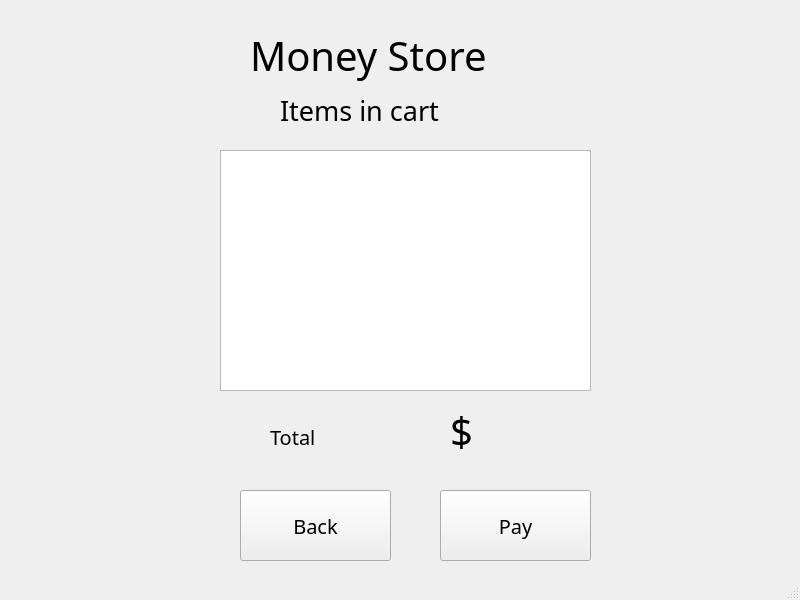
Old version of the form mainwindow.ui in the repository benedictowusu/bookstore.
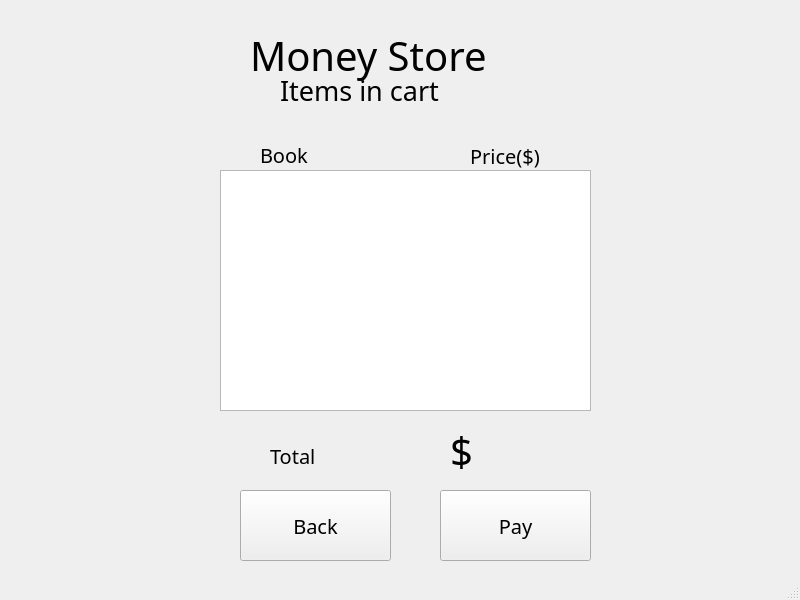
New version of the form. The open tabs and pages were chosen to show the change.

Commit message: Done with a simple store app

What changed in the file:
```diff
--- a/mainwindow.ui
+++ b/mainwindow.ui
@@ -323,7 +323,7 @@
       <property name="geometry">
        <rect>
         <x>270</x>
-        <y>70</y>
+        <y>50</y>
         <width>251</width>
         <height>61</height>
        </rect>
@@ -342,7 +342,7 @@
       <property name="geometry">
        <rect>
         <x>260</x>
-        <y>401</y>
+        <y>420</y>
         <width>81</width>
         <height>51</height>
        </rect>
@@ -361,7 +361,7 @@
       <property name="geometry">
        <rect>
         <x>470</x>
-        <y>400</y>
+        <y>420</y>
         <width>111</width>
         <height>51</height>
        </rect>
@@ -421,7 +421,7 @@
       <property name="geometry">
        <rect>
         <x>210</x>
-        <y>140</y>
+        <y>160</y>
         <width>371</width>
         <height>241</height>
        </rect>
@@ -437,7 +437,7 @@
       <property name="geometry">
        <rect>
         <x>440</x>
-        <y>390</y>
+        <y>410</y>
         <width>31</width>
         <height>61</height>
        </rect>
@@ -452,6 +452,44 @@
        <string>$</string>
       </property>
      </widget>
+     <widget class="QLabel" name="label_13">
+      <property name="geometry">
+       <rect>
+        <x>250</x>
+        <y>129</y>
+        <width>81</width>
+        <height>31</height>
+       </rect>
+      </property>
+      <property name="font">
+       <font>
+        <family>Arial Black</family>
+        <pointsize>15</pointsize>
+       </font>
+      </property>
+      <property name="text">
+       <string>Book</string>
+      </property>
+     </widget>
+     <widget class="QLabel" name="label_14">
+      <property name="geometry">
+       <rect>
+        <x>460</x>
+        <y>130</y>
+        <width>121</width>
+        <height>31</height>
+       </rect>
+      </property>
+      <property name="font">
+       <font>
+        <family>Arial Black</family>
+        <pointsize>15</pointsize>
+       </font>
+      </property>
+      <property name="text">
+       <string>Price($)</string>
+      </property>
+     </widget>
     </widget>
     <widget class="QWidget" name="payment">
      <widget class="QLabel" name="label_3">
```
Left out of the diff: 2 changed lines with no effect on the pictures. The commit also changes 1 other file.
